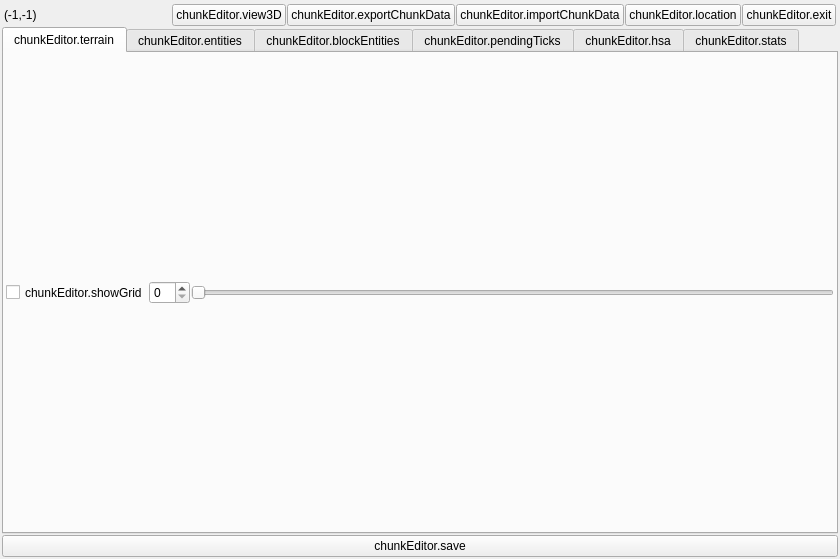
Old version of the form src/chunkeditorwidget.ui in the repository bedrock-dev/BedrockMap.
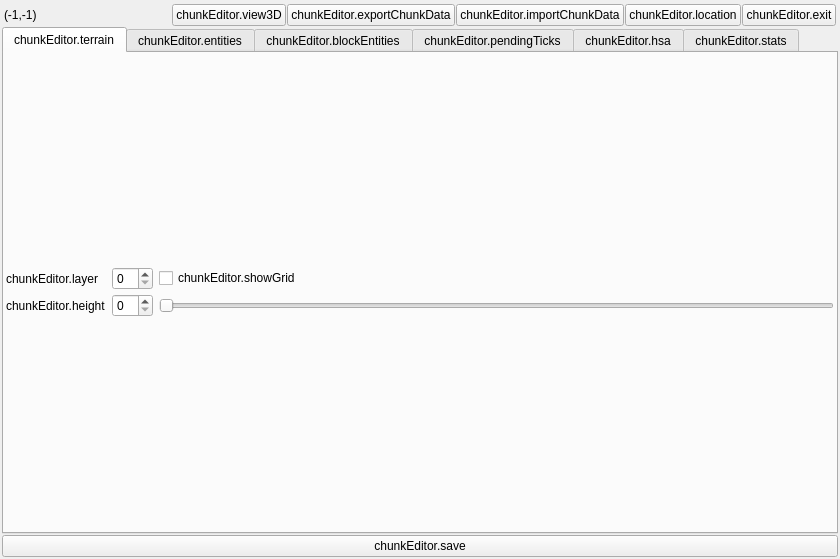
New version of the form.

Commit message: Feat: support viewing extra layer in chunk editor.

The edit to the form file:
```diff
--- a/src/chunkeditorwidget.ui
+++ b/src/chunkeditorwidget.ui
@@ -141,30 +141,48 @@
         <number>2</number>
        </property>
        <item>
-        <layout class="QHBoxLayout" name="horizontalLayout_3" stretch="0,0,1">
-         <property name="spacing">
-          <number>1</number>
+        <layout class="QGridLayout" name="gridLayout_terrain">
+         <property name="horizontalSpacing">
+          <number>6</number>
          </property>
-         <item>
+         <property name="verticalSpacing">
+          <number>4</number>
+         </property>
+         <item row="0" column="0">
+          <widget class="QLabel" name="terrain_layer_label">
+           <property name="text">
+            <string>chunkEditor.layer</string>
+           </property>
+          </widget>
+         </item>
+         <item row="0" column="1">
+          <widget class="QSpinBox" name="terrain_layer_edit">
+           <property name="maximum">
+            <number>15</number>
+           </property>
+          </widget>
+         </item>
+         <item row="0" column="2">
           <widget class="QCheckBox" name="terrain_show_grid_cb">
-           <property name="sizePolicy">
-            <sizepolicy hsizetype="Minimum" vsizetype="Minimum">
-             <horstretch>0</horstretch>
-             <verstretch>0</verstretch>
-            </sizepolicy>
-           </property>
            <property name="text">
             <string>chunkEditor.showGrid</string>
            </property>
           </widget>
          </item>
-         <item>
+         <item row="1" column="0">
+          <widget class="QLabel" name="terrain_height_label">
+           <property name="text">
+            <string>chunkEditor.height</string>
+           </property>
+          </widget>
+         </item>
+         <item row="1" column="1">
           <widget class="QSpinBox" name="terrain_level_edit"/>
          </item>
-         <item>
+         <item row="1" column="2">
           <widget class="QSlider" name="terrain_level_slider">
            <property name="sizePolicy">
-            <sizepolicy hsizetype="Preferred" vsizetype="Fixed">
+            <sizepolicy hsizetype="Expanding" vsizetype="Fixed">
              <horstretch>0</horstretch>
              <verstretch>0</verstretch>
             </sizepolicy>
```
The commit also changes 10 other files.
